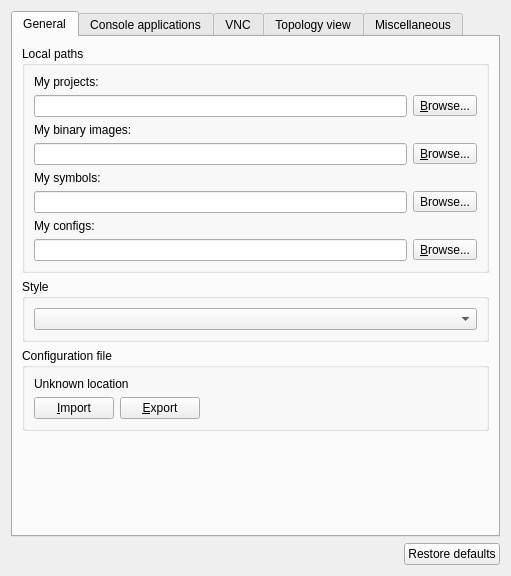
Above: gns3/ui/general_preferences_page.ui from GNS3/gns3-gui before the change. Below: the same form after it.
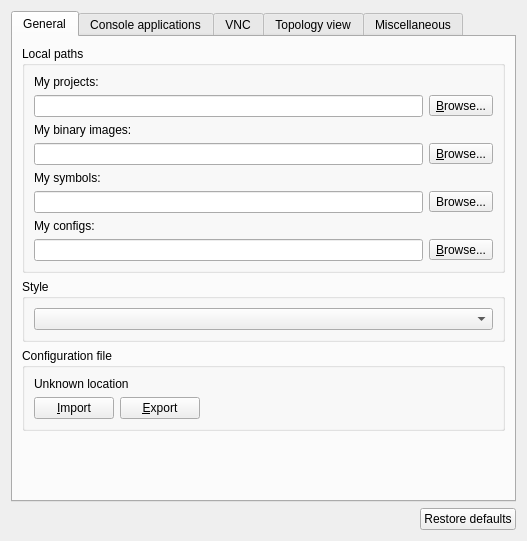
That is the form after the change.

Commit message: Set minimum sizes for spacers in preferences dialog.

```diff
--- a/gns3/ui/general_preferences_page.ui
+++ b/gns3/ui/general_preferences_page.ui
@@ -6,8 +6,8 @@
    <rect>
     <x>0</x>
     <y>0</y>
-    <width>511</width>
-    <height>576</height>
+    <width>527</width>
+    <height>541</height>
    </rect>
   </property>
   <property name="windowTitle">
@@ -229,7 +229,7 @@
          <property name="sizeHint" stdset="0">
           <size>
            <width>20</width>
-           <height>40</height>
+           <height>5</height>
           </size>
          </property>
         </spacer>
```
Left out of the diff: 8 changed lines with no effect on the pictures. The commit also changes 22 other files.
